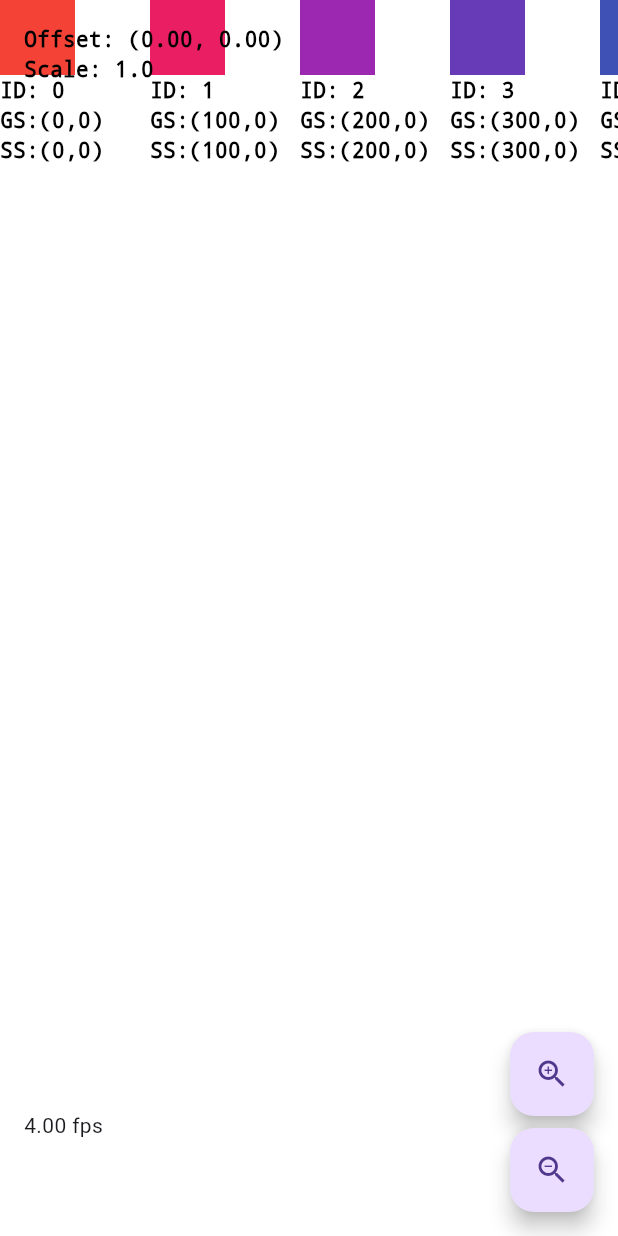
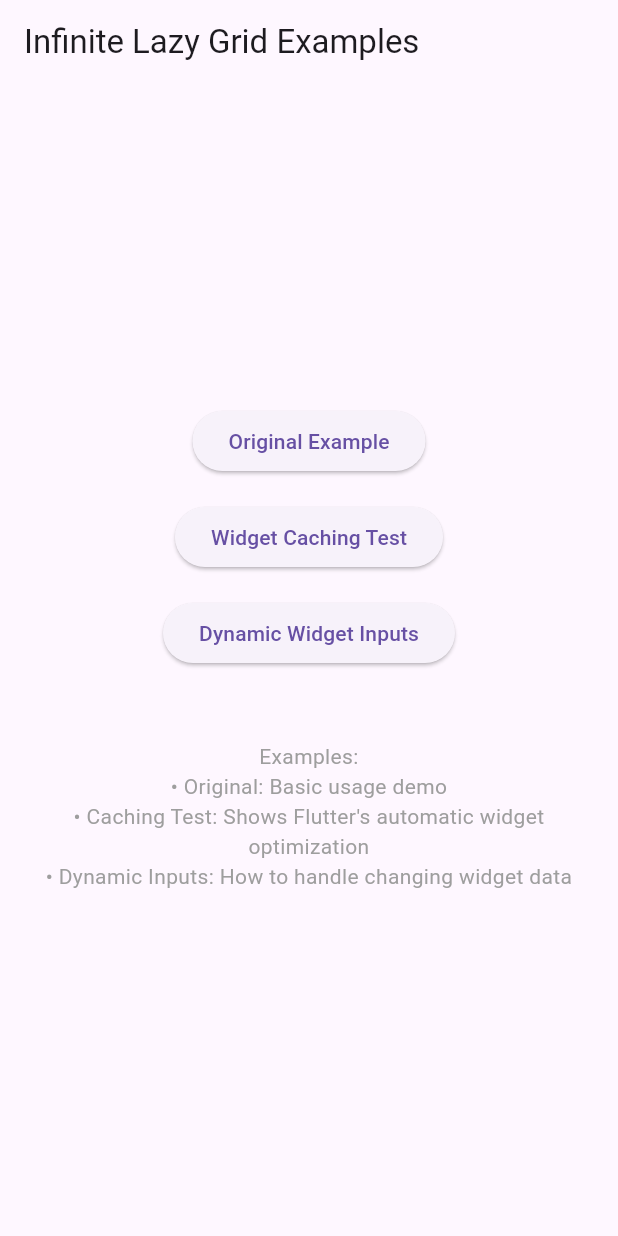
Before and after one commit to ruinivist/infinite_lazy_grid, a Flutter app: the screen it shows after launch, on a phone screen of 412 x 824 dp. Run offline on Flutter 3.47's test engine with Material 3 defaults, Android fonts, the phone set to English and light mode, and no system bars.

Commit message:
fix more than needed rebuilds on canvas children
this used a stupid builderFunc instead of a widget so flutter wasn't able to optimise those widget builds and it was simply a blanket rebuild. Added more examples as well

```diff
--- a/example/lib/app.dart
+++ b/example/lib/app.dart
@@ -19,7 +19,7 @@ class _AppState extends State<App> {
     for (int i = 0; i < 10; i++) {
       controller.addChild(
         Offset((i % 80) * 100.0, (i ~/ 80) * 100.0),
-        (_) => GestureDetector(
+        GestureDetector(
           onTap: () {
             ScaffoldMessenger.of(context).showSnackBar(SnackBar(content: Text('Tapped a container')));
             controller.focusOnChild(context, i);
--- a/example/lib/main.dart
+++ b/example/lib/main.dart
@@ -1,4 +1,6 @@
 import './app.dart';
+import './caching_test.dart';
+import './dynamic_widget_example.dart';
 import 'package:flutter/material.dart';
 
 void main() {
@@ -6,8 +8,58 @@ void main() {
     MaterialApp(
       // showPerformanceOverlay: true,
       title: 'Infinite Lazy 2D Grid Example',
-      home: const App(),
+      home: const ExampleChooser(),
       debugShowCheckedModeBanner: false,
     ),
   );
 }
+
+class ExampleChooser extends StatelessWidget {
+  const ExampleChooser({super.key});
+
+  @override
+  Widget build(BuildContext context) {
+    return Scaffold(
+      appBar: AppBar(title: const Text('Infinite Lazy Grid Examples')),
+      body: Center(
+        child: Column(
+          mainAxisAlignment: MainAxisAlignment.center,
+          children: [
+            ElevatedButton(
+              onPressed: () {
+                Navigator.push(context, MaterialPageRoute(builder: (context) => const App()));
+              },
+              child: const Text('Original Example'),
+            ),
+            const SizedBox(height: 16),
+            ElevatedButton(
+              onPressed: () {
+                Navigator.push(context, MaterialPageRoute(builder: (context) => const CachingTestApp()));
+              },
+              child: const Text('Widget Caching Test'),
+            ),
+            const SizedBox(height: 16),
+            ElevatedButton(
+              onPressed: () {
+                Navigator.push(context, MaterialPageRoute(builder: (context) => const DynamicWidgetExample()));
+              },
+              child: const Text('Dynamic Widget Inputs'),
+            ),
+            const SizedBox(height: 32),
+            const Padding(
+              padding: EdgeInsets.all(16.0),
+              child: Text(
+                'Examples:\n'
+                '• Original: Basic usage demo\n'
+                '• Caching Test: Shows Flutter\'s automatic widget optimization\n'
+                '• Dynamic Inputs: How to handle changing widget data',
+                textAlign: TextAlign.center,
+                style: TextStyle(fontSize: 14, color: Colors.grey),
+              ),
+            ),
+          ],
+        ),
+      ),
+    );
+  }
+}
--- a/lib/core/controller/controller.dart
+++ b/lib/core/controller/controller.dart
@@ -77,9 +77,9 @@ class LazyCanvasController with ChangeNotifier {
 
   // ==================== Child Management ====================
 
-  /// Add a child at a given position with a builder. Returns the child ID.
-  int addChild(Offset position, WidgetBuilder builder) {
-    _children[_nextId] = _ChildInfo(gsPosition: position, builder: builder);
+  /// Add a child at a given position with a widget. Returns the child ID.
+  int addChild(Offset position, Widget widget) {
+    _children[_nextId] = _ChildInfo(gsPosition: position, widget: widget);
     _spatialHash.add(position.toPoint(), _nextId); // add to spatial hash
     notifyListeners();
     return _nextId++;
@@ -112,6 +112,19 @@ class LazyCanvasController with ChangeNotifier {
       _children[id]!.gsPosition = newPosition;
       notifyListeners();
       return id;
+    } else {
+      throw _ChildNotFoundException;
+    }
+  }
+
+  /// Update a child's widget.
+  void updateChildWidget(int id, Widget newWidget) {
+    if (_children.containsKey(id)) {
+      final child = _children[id]!;
+      // Create a new _ChildInfo with the new widget
+      _children[id] = _ChildInfo(gsPosition: child.gsPosition, widget: newWidget)
+        ..lastRenderedSize = child.lastRenderedSize;
+      notifyListeners();
     } else {
       throw _ChildNotFoundException;
     }
@@ -183,7 +196,7 @@ class LazyCanvasController with ChangeNotifier {
     return _renderedChildrenCache = idsToBuild.map((id) {
       final item = _children[id]!;
       final ssPosition = gsToSs(item.gsPosition, _gsTopLeftOffset, _scale);
-      var child = item.builder(context);
+      var child = item.widget;
       if (debug) child = _Debug(id: id, gs: item.gsPosition, ss: ssPosition, child: child);
       return ChildInfo(id: id, gsPosition: item.gsPosition, ssPosition: ssPosition, child: child);
     }).toList();
@@ -237,7 +250,7 @@ class LazyCanvasController with ChangeNotifier {
     // else do an offstage render
     childSize ??= childInfo.lastRenderedSize != null && !forceRedraw
         ? childInfo.lastRenderedSize
-        : measureWidgetSize(context, childInfo.builder);
+        : measureWidgetSize(context, (_) => childInfo.widget);
 
     /*
     margin is symmatric on ltrb so
--- a/lib/core/controller/types.dart
+++ b/lib/core/controller/types.dart
@@ -9,9 +9,9 @@ final _ChildNotFoundException = Exception('Child with the given ID does not exis
 class _ChildInfo {
   Offset gsPosition;
   Size? lastRenderedSize;
-  final WidgetBuilder builder;
+  final Widget widget;
 
-  _ChildInfo({required this.gsPosition, required this.builder});
+  _ChildInfo({required this.gsPosition, required this.widget});
 }
 
 class ChildInfo {
```
Also changed, not shown: example/lib/caching_test.dart (added, +86 -0 lines), example/lib/dynamic_widget_example.dart (added, +219 -0 lines), example/lib/widgets/build_counter_widget.dart (added, +45 -0 lines), 1 other file.
